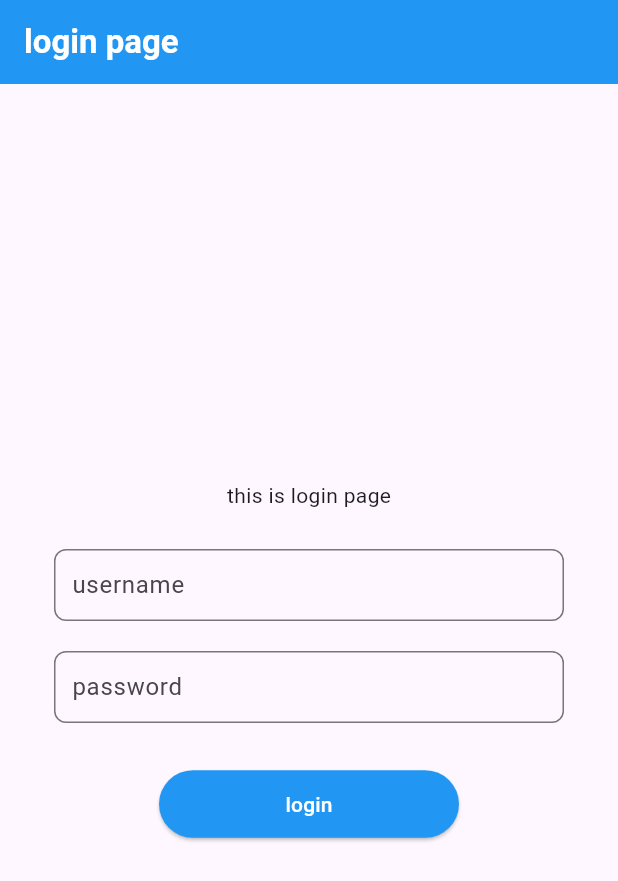
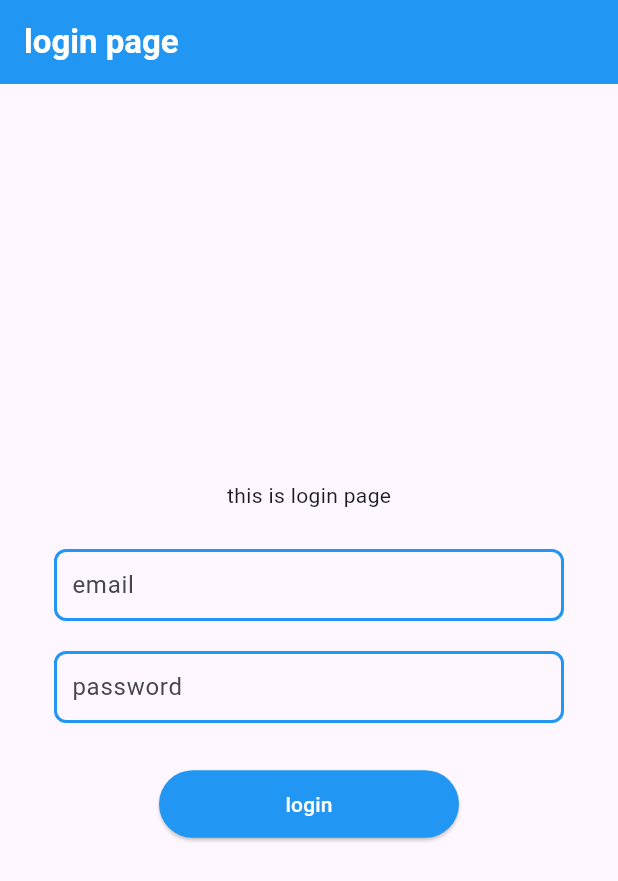
Before and after one commit to Naufalople/latihan_quiz, a Flutter app: the screen it shows after launch, on a phone screen of 412 x 824 dp. Shown: the top 881 px of the screen. Run offline on Flutter 3.47's test engine with Material 3 defaults, Android fonts, the phone set to English and light mode, and no system bars.

Commit message:
menambah data dan memperbarui login

```diff
--- /dev/null
+++ b/lib/data.dart
@@ -0,0 +1,8 @@
+class User {
+  String email;
+  String password;
+  String nama;
+  User({required this.email, required this.password, required this.nama});
+}
+
+User user1 = User(email: 'Naufal@gmail.com', password: '1234', nama: 'Naufal');
--- a/lib/login.dart
+++ b/lib/login.dart
@@ -1,4 +1,6 @@
 import 'package:flutter/material.dart';
+
+import 'data.dart';
 
 class Loginpage extends StatefulWidget {
   const Loginpage({super.key});
@@ -8,23 +10,27 @@ class Loginpage extends StatefulWidget {
 }
 
 class _LoginpageState extends State<Loginpage> {
-  final TextEditingController _usernameController = TextEditingController();
+  final TextEditingController _emailController = TextEditingController();
   final TextEditingController _passwordController = TextEditingController();
   bool isloggedin = false;
+  bool isLoginFailed = false;
 
   void _login() {
-    String username = _usernameController.text;
+    String email = _emailController.text;
     String password = _passwordController.text;
 
-    if (username == 'admin' && password == 'admin') {
+    if (email == user1.email && password == user1.password) {
       setState(() {
         isloggedin = true;
+        isLoginFailed = false;
       });
     } else {
+      setState(() {
+        isloggedin = false;
+        isLoginFailed = true;
+      });
       ScaffoldMessenger.of(context).showSnackBar(
-        const SnackBar(
-          content: Text('login gagal: username atau password salah'),
-        ),
+        const SnackBar(content: Text('login gagal: email atau password salah')),
       );
     }
   }
@@ -48,8 +54,8 @@ class _LoginpageState extends State<Loginpage> {
               if (!isloggedin) ...[
                 Text('this is login page'),
                 SizedBox(height: 16),
-                _usernameField(_usernameController),
-                _passwordField(_passwordController),
+                _emailField(_emailController, isLoginFailed),
+                _passwordField(_passwordController, isLoginFailed),
                 SizedBox(height: 20),
                 ElevatedButton(
                   onPressed: _login,
@@ -61,10 +67,10 @@ class _LoginpageState extends State<Loginpage> {
                   child: Text('login'),
                 ),
               ] else ...[
-                Text('halo, user'),
+                Text('halo, ${user1.nama}'),
                 SizedBox(height: 20),
-                Text('Pasti username kamu: budi123'),
-                Text('Pasti password kamu: password123'),
+                Text('Email kamu: ${user1.email}'),
+                Text('Password kamu: ${user1.password}'),
               ],
             ],
           ),
@@ -74,38 +80,89 @@ class _LoginpageState extends State<Loginpage> {
   }
 }
 
-Widget _usernameField(TextEditingController controller) {
+Widget _emailField(TextEditingController controller, bool isLoginFailed) {
   return Container(
     padding: EdgeInsets.symmetric(horizontal: 20, vertical: 10),
     child: TextField(
       controller: controller,
       enabled: true,
       decoration: InputDecoration(
-        hintText: 'username',
+        hintText: 'email',
         contentPadding: EdgeInsets.all(8.0),
         border: OutlineInputBorder(
           borderRadius: BorderRadius.all(Radius.circular(8.0)),
-          borderSide: BorderSide(color: Colors.blue),
+          borderSide: BorderSide(
+            color: isLoginFailed ? Colors.red : Colors.blue,
+          ),
+        ),
+
+        enabledBorder: OutlineInputBorder(
+          borderRadius: BorderRadius.all(Radius.circular(8.0)),
+          borderSide: BorderSide(
+            color: isLoginFailed ? Colors.red : Colors.blue,
+            width: 2,
+          ),
         ),
       ),
     ),
   );
 }
 
-Widget _passwordField(TextEditingController controller) {
+Widget _passwordField(TextEditingController controller, bool isLoginFailed) {
   return Container(
     padding: EdgeInsets.symmetric(horizontal: 20, vertical: 10),
     child: TextField(
       controller: controller,
+      obscureText: true,
       enabled: true,
       decoration: InputDecoration(
         hintText: 'password',
         contentPadding: EdgeInsets.all(8.0),
         border: OutlineInputBorder(
           borderRadius: BorderRadius.all(Radius.circular(8.0)),
-          borderSide: BorderSide(color: Colors.blue),
+          borderSide: BorderSide(
+            color: isLoginFailed ? Colors.red : Colors.blue,
+          ),
+        ),
+        enabledBorder: OutlineInputBorder(
+          borderRadius: BorderRadius.all(Radius.circular(8.0)),
+          borderSide: BorderSide(
+            color: isLoginFailed ? Colors.red : Colors.blue,
+            width: 2.0,
+          ),
         ),
       ),
     ),
   );
 }
+
+Widget _inputField({
+  required TextEditingController controller,
+  required String hint,
+  required bool isLoginFailed,
+  bool obscure = false,
+}) {
+  return Container(
+    padding: EdgeInsets.symmetric(horizontal: 20, vertical: 10),
+    child: TextField(
+      controller: controller,
+      obscureText: obscure,
+      enabled: true,
+      decoration: InputDecoration(
+        hintText: hint,
+        contentPadding: EdgeInsets.all(8.0),
+        border: OutlineInputBorder(
+          borderRadius: BorderRadius.all(Radius.circular(8.0)),
+          borderSide: BorderSide(color: Colors.blue),
+        ),
+        enabledBorder: OutlineInputBorder(
+          borderRadius: BorderRadius.all(Radius.circular(8.0)),
+          borderSide: BorderSide(
+            color: isLoginFailed ? Colors.red : Colors.blue,
+            width: 2.0,
+          ),
+        ),
+      ),
+    ),
+  );
+}
```
